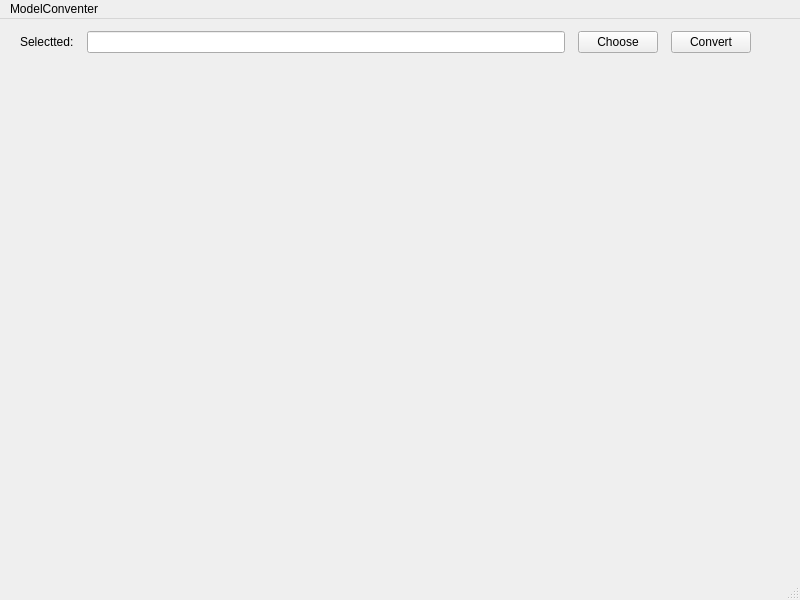
The window that mainwindow.ui (zoozooll/ModelConverter) describes before a commit, drawn with Qt 5.
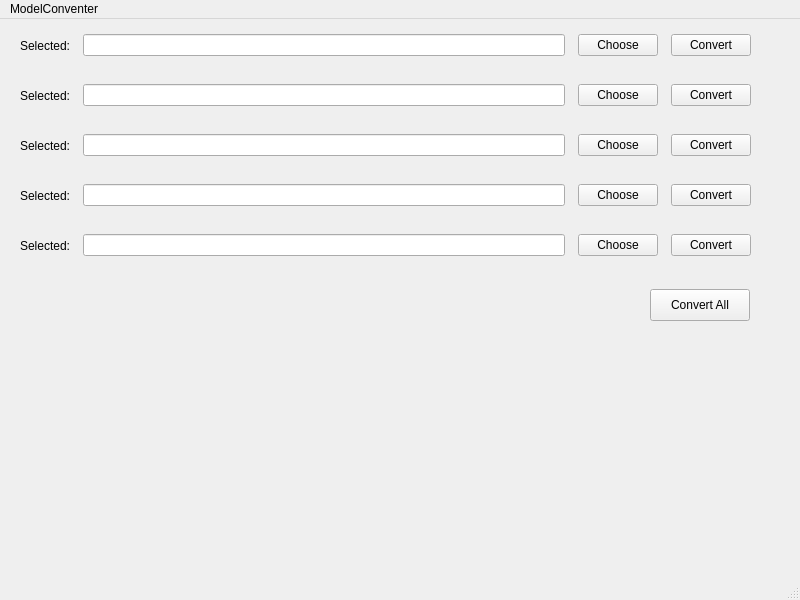
The same window after the commit.

Commit message: fix compile error and update ui

Patch:
```diff
--- a/mainwindow.ui
+++ b/mainwindow.ui
@@ -23,7 +23,7 @@
       <x>20</x>
       <y>10</y>
       <width>731</width>
-      <height>26</height>
+      <height>33</height>
      </rect>
     </property>
     <layout class="QHBoxLayout">
@@ -33,7 +33,7 @@
      <item>
       <widget class="QLabel" name="label">
        <property name="text">
-        <string>Selectted:</string>
+        <string>Selected:</string>
        </property>
       </widget>
      </item>
@@ -56,6 +56,175 @@
      </item>
     </layout>
    </widget>
+   <widget class="QWidget" name="horizontalLayoutWidget_2">
+    <property name="geometry">
+     <rect>
+      <x>20</x>
+      <y>60</y>
+      <width>731</width>
+      <height>33</height>
+     </rect>
+    </property>
+    <layout class="QHBoxLayout" name="_2">
+     <property name="spacing">
+      <number>13</number>
+     </property>
+     <item>
+      <widget class="QLabel" name="label_2">
+       <property name="text">
+        <string>Selected:</string>
+       </property>
+      </widget>
+     </item>
+     <item>
+      <widget class="QLineEdit" name="editFilePath_2"/>
+     </item>
+     <item>
+      <widget class="QPushButton" name="btnFileChoose_2">
+       <property name="text">
+        <string>Choose</string>
+       </property>
+      </widget>
+     </item>
+     <item>
+      <widget class="QPushButton" name="btnConvert_2">
+       <property name="text">
+        <string>Convert</string>
+       </property>
+      </widget>
+     </item>
+    </layout>
+   </widget>
+   <widget class="QWidget" name="horizontalLayoutWidget_3">
+    <property name="geometry">
+     <rect>
+      <x>20</x>
+      <y>110</y>
+      <width>731</width>
+      <height>33</height>
+     </rect>
+    </property>
+    <layout class="QHBoxLayout" name="_3">
+     <property name="spacing">
+      <number>13</number>
+     </property>
+     <item>
+      <widget class="QLabel" name="label_3">
+       <property name="text">
+        <string>Selected:</string>
+       </property>
+      </widget>
+     </item>
+     <item>
+      <widget class="QLineEdit" name="editFilePath_3"/>
+     </item>
+     <item>
+      <widget class="QPushButton" name="btnFileChoose_3">
+       <property name="text">
+        <string>Choose</string>
+       </property>
+      </widget>
+     </item>
+     <item>
+      <widget class="QPushButton" name="btnConvert_3">
+       <property name="text">
+        <string>Convert</string>
+       </property>
+      </widget>
+     </item>
+    </layout>
+   </widget>
+   <widget class="QWidget" name="horizontalLayoutWidget_4">
+    <property name="geometry">
+     <rect>
+      <x>20</x>
+      <y>160</y>
+      <width>731</width>
+      <height>33</height>
+     </rect>
+    </property>
+    <layout class="QHBoxLayout" name="_4">
+     <property name="spacing">
+      <number>13</number>
+     </property>
+     <item>
+      <widget class="QLabel" name="label_4">
+       <property name="text">
+        <string>Selected:</string>
+       </property>
+      </widget>
+     </item>
+     <item>
+      <widget class="QLineEdit" name="editFilePath_4"/>
+     </item>
+     <item>
+      <widget class="QPushButton" name="btnFileChoose_4">
+       <property name="text">
+        <string>Choose</string>
+       </property>
+      </widget>
+     </item>
+     <item>
+      <widget class="QPushButton" name="btnConvert_4">
+       <property name="text">
+        <string>Convert</string>
+       </property>
+      </widget>
+     </item>
+    </layout>
+   </widget>
+   <widget class="QWidget" name="horizontalLayoutWidget_5">
+    <property name="geometry">
+     <rect>
+      <x>20</x>
+      <y>210</y>
+      <width>731</width>
+      <height>33</height>
+     </rect>
+    </property>
+    <layout class="QHBoxLayout" name="_5">
+     <property name="spacing">
+      <number>13</number>
+     </property>
+     <item>
+      <widget class="QLabel" name="label_5">
+       <property name="text">
+        <string>Selected:</string>
+       </property>
+      </widget>
+     </item>
+     <item>
+      <widget class="QLineEdit" name="editFilePath_5"/>
+     </item>
+     <item>
+      <widget class="QPushButton" name="btnFileChoose_5">
+       <property name="text">
+        <string>Choose</string>
+       </property>
+      </widget>
+     </item>
+     <item>
+      <widget class="QPushButton" name="btnConvert_5">
+       <property name="text">
+        <string>Convert</string>
+       </property>
+      </widget>
+     </item>
+    </layout>
+   </widget>
+   <widget class="QPushButton" name="btnConvertAll">
+    <property name="geometry">
+     <rect>
+      <x>650</x>
+      <y>270</y>
+      <width>100</width>
+      <height>32</height>
+     </rect>
+    </property>
+    <property name="text">
+     <string>Convert All</string>
+    </property>
+   </widget>
   </widget>
   <widget class="QMenuBar" name="menubar">
    <property name="geometry">
```
Left out of the diff: 2 changed lines with no effect on the pictures. The commit also changes 1 other file.
